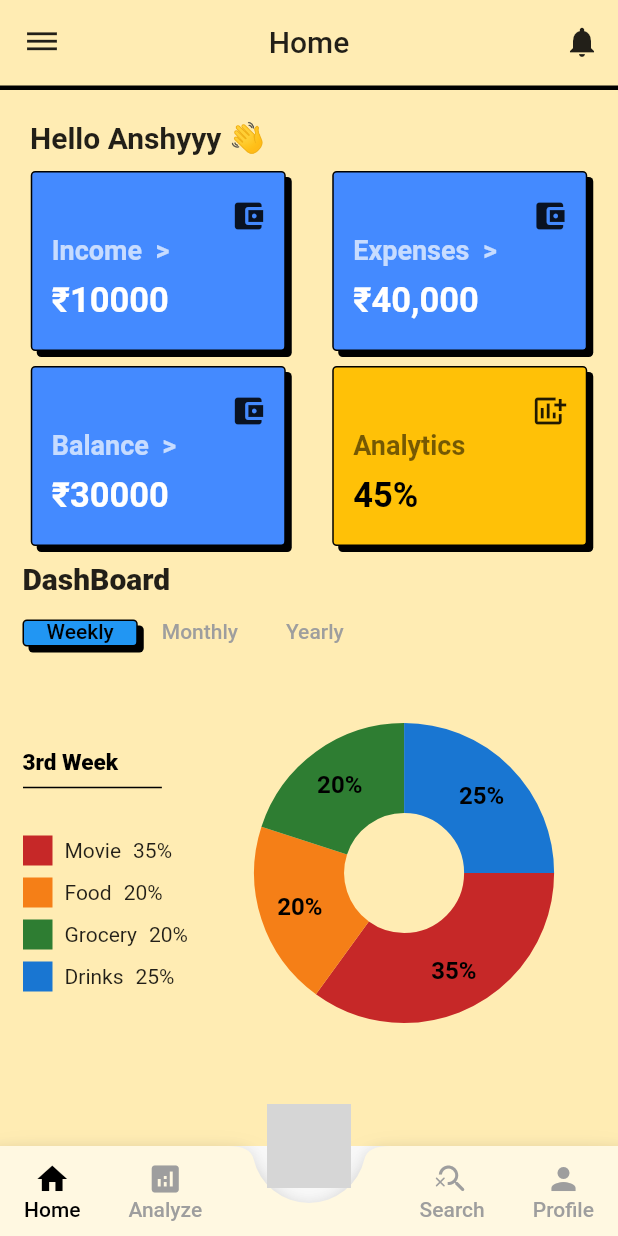
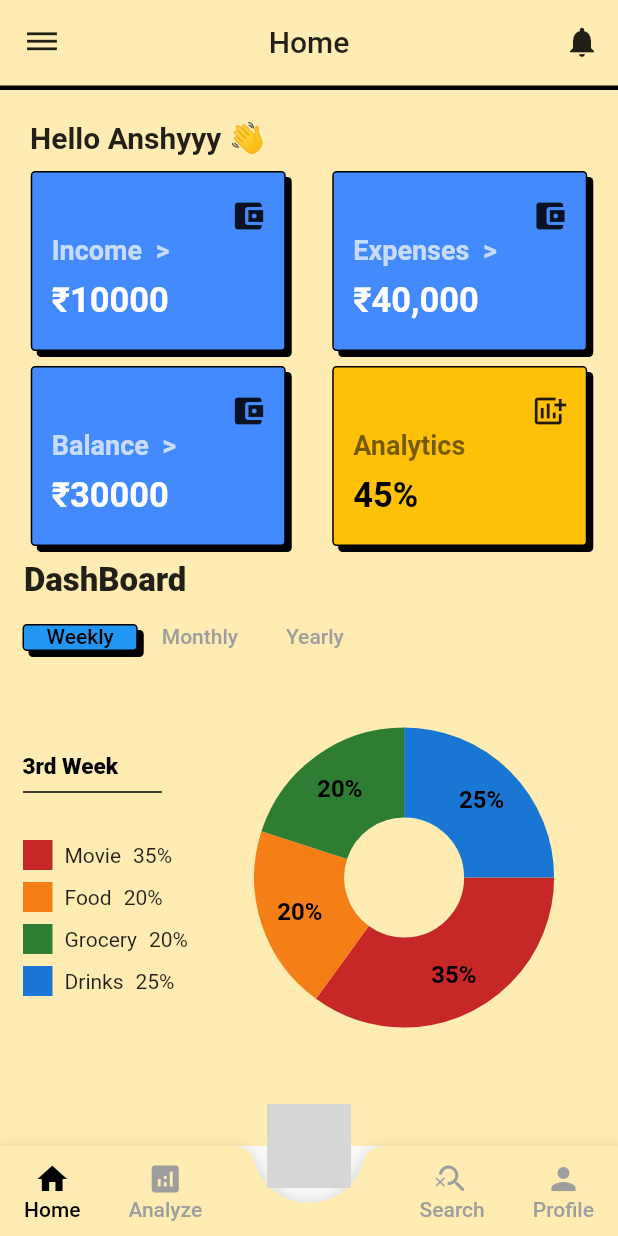
Before and after one commit to anshyyy/Pockey, a Flutter app: the screen it shows after launch, on a phone screen of 412 x 824 dp. Run offline on Flutter 3.47's test engine with Material 2 defaults, Android fonts, the phone set to English and light mode, and no system bars; drawn by our look-alikes of fl_chart; missing offline and left inert: circular_motion, neubrutalism_ui; grey boxes are pictures that could not be loaded.

Commit message:
fixed bugs

```diff
--- a/lib/view/analyze.dart
+++ b/lib/view/analyze.dart
@@ -29,7 +29,7 @@ class _AnalyzeState extends State<Analyze> with TickerProviderStateMixin {
             ),
             const SizedBox(height: 10),
             Text("  DashBoard",
-                style: TextStyle(fontSize: 20, fontWeight: FontWeight.w900)),
+                style: TextStyle(fontSize: 22, fontWeight: FontWeight.w900)),
             const SizedBox(height: 10),
             Container(
               padding: const EdgeInsets.only(left: 10),
--- a/lib/view/homeScreen.dart
+++ b/lib/view/homeScreen.dart
@@ -520,7 +520,7 @@ class _HomePageState extends State<HomePage>
           paddingData: const EdgeInsets.all(10)),
       floatingActionButtonLocation: FloatingActionButtonLocation.centerDocked,
       bottomNavigationBar: BottomAppBar(
-        color: Colors.amber[50],
+        color: Colors.amber[100],
         shape: CircularNotchedRectangle(),
         notchMargin: 10,
         child: Container(
```
